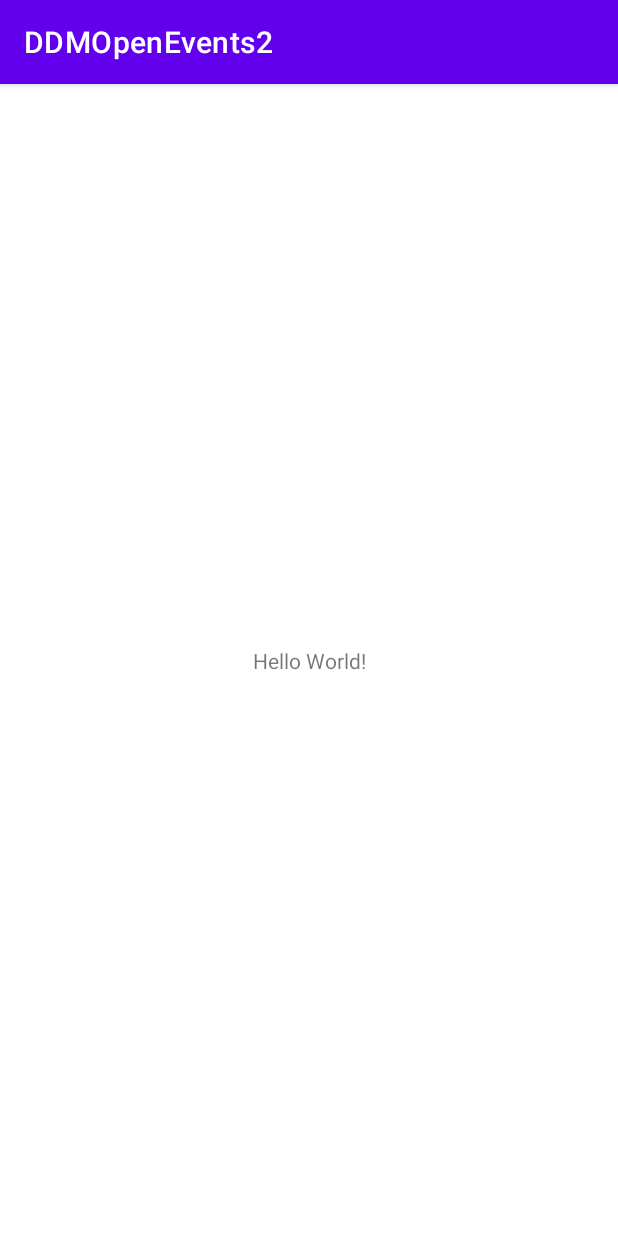
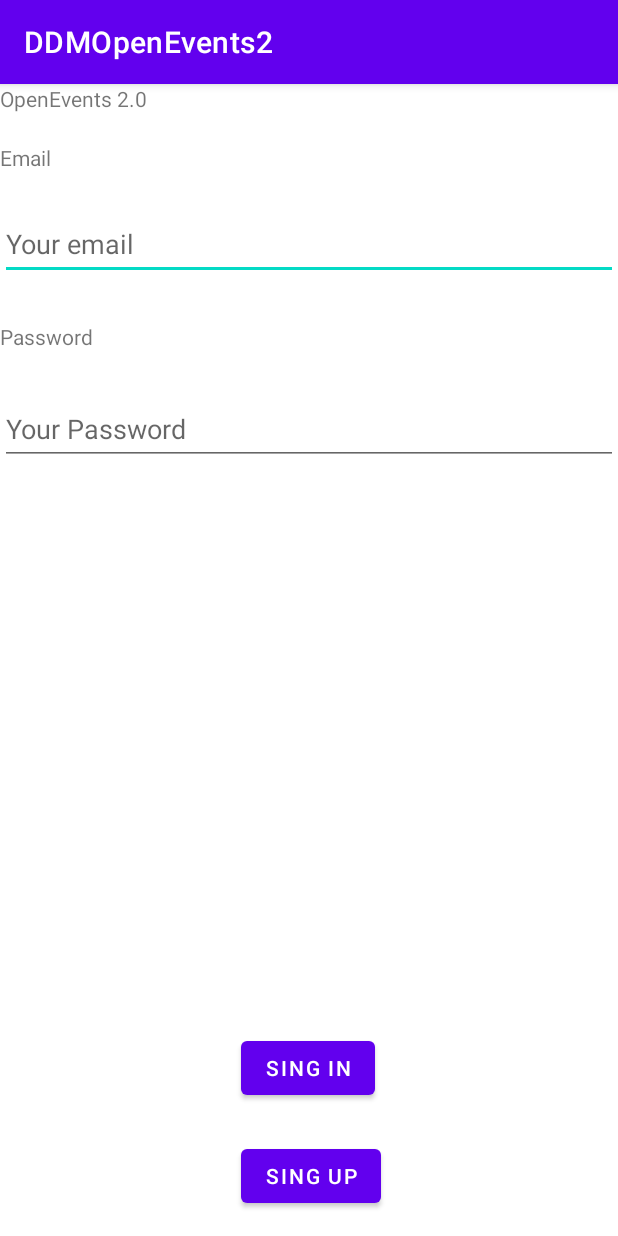
Before and after one commit to martifarre/DDMOpenEvents2Juliol, an Android app: the screen it shows after launch (MainActivity), on a phone screen of 412 x 824 dp. Run offline under Robolectric (Android 15) with nearby library versions, the phone set to English and light mode, and no system bars.

Commit message:
login and register button works

```diff
--- a/app/build.gradle
+++ b/app/build.gradle
@@ -30,10 +30,12 @@ android {
 dependencies {
 
     implementation 'androidx.appcompat:appcompat:1.4.1'
-    implementation 'com.google.android.material:material:1.5.0'
+    implementation 'com.google.android.material:material:1.6.1'
     implementation 'androidx.constraintlayout:constraintlayout:2.1.3'
     implementation 'androidx.legacy:legacy-support-v4:1.0.0'
     testImplementation 'junit:junit:4.13.2'
     androidTestImplementation 'androidx.test.ext:junit:1.1.3'
     androidTestImplementation 'androidx.test.espresso:espresso-core:3.4.0'
+    implementation 'com.android.volley:volley:1.2.1'
+    implementation 'com.squareup.picasso:picasso:2.71828'
 }
--- a/app/src/main/AndroidManifest.xml
+++ b/app/src/main/AndroidManifest.xml
@@ -1,6 +1,8 @@
 <?xml version="1.0" encoding="utf-8"?>
 <manifest xmlns:android="http://schemas.android.com/apk/res/android"
     package="com.example.ddmopenevents2">
+
+    <uses-permission android:name="android.permission.INTERNET" />
 
     <application
         android:allowBackup="true"
--- a/app/src/main/java/com/example/ddmopenevents2/MainActivity.java
+++ b/app/src/main/java/com/example/ddmopenevents2/MainActivity.java
@@ -1,6 +1,8 @@
 package com.example.ddmopenevents2;
 
 import androidx.appcompat.app.AppCompatActivity;
+import androidx.fragment.app.Fragment;
+import androidx.fragment.app.FragmentManager;
 
 import android.os.Bundle;
 
@@ -10,5 +12,12 @@ public class MainActivity extends AppCompatActivity {
     protected void onCreate(Bundle savedInstanceState) {
         super.onCreate(savedInstanceState);
         setContentView(R.layout.activity_main);
+
+        FragmentManager manager = getSupportFragmentManager();
+        Fragment fragment = manager.findFragmentById(R.id.toPopulateWithFragment);
+        if (fragment == null) {
+            fragment = new login_frag();
+            manager.beginTransaction().add(R.id.toPopulateWithFragment, fragment).addToBackStack(null).commit();
+        }
     }
 }
--- a/app/src/main/res/layout/activity_main.xml
+++ b/app/src/main/res/layout/activity_main.xml
@@ -4,15 +4,7 @@
     xmlns:tools="http://schemas.android.com/tools"
     android:layout_width="match_parent"
     android:layout_height="match_parent"
-    tools:context=".MainActivity">
-
-    <TextView
-        android:layout_width="wrap_content"
-        android:layout_height="wrap_content"
-        android:text="Hello World!"
-        app:layout_constraintBottom_toBottomOf="parent"
-        app:layout_constraintLeft_toLeftOf="parent"
-        app:layout_constraintRight_toRightOf="parent"
-        app:layout_constraintTop_toTopOf="parent" />
+    tools:context=".MainActivity"
+    android:id="@+id/toPopulateWithFragment">
 
 </androidx.constraintlayout.widget.ConstraintLayout>
--- a/app/src/main/res/layout/fragment_login_frag.xml
+++ b/app/src/main/res/layout/fragment_login_frag.xml
@@ -66,13 +66,13 @@
         android:layout_height="wrap_content"
         android:layout_marginBottom="24dp"
         android:text="@string/sing_in"
-        app:layout_constraintBottom_toTopOf="@+id/RegisterButton"
+        app:layout_constraintBottom_toTopOf="@+id/registerButton"
         app:layout_constraintEnd_toEndOf="parent"
         app:layout_constraintHorizontal_bias="0.498"
         app:layout_constraintStart_toStartOf="parent" />
 
     <Button
-        android:id="@+id/RegisterButton"
+        android:id="@+id/registerButton"
         android:layout_width="wrap_content"
         android:layout_height="wrap_content"
         android:layout_marginBottom="16dp"
--- a/app/src/main/res/values/strings.xml
+++ b/app/src/main/res/values/strings.xml
@@ -25,11 +25,9 @@
     <string name="category">Category</string>
     <string name="your_title">Your Title</string>
     <string name="your_description">Your Description</string>
-    <string name="category">Category</string>
     <string name="start_date">Start Date</string>
     <string name="select_a_date">Select a Date</string>
     <string name="end_date">End Date</string>
     <string name="cover_image">Cover Image</string>
     <string name="create_events">CREATE EVENTS</string>
-    <string name="img_jpg">img.jpg</string>
 </resources>
```
Also changed, not shown: app/src/main/java/com/example/ddmopenevents2/login_frag.java (+19 -39 lines).
